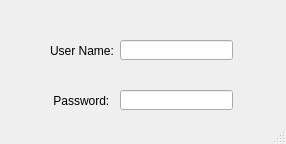
Above: Ui/login.ui from tahyuu/glove_test before the change. Below: the same form after it.
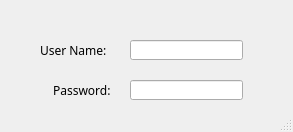
That is the form after the change.

```diff
--- a/Ui/login.ui
+++ b/Ui/login.ui
@@ -6,8 +6,8 @@
    <rect>
     <x>0</x>
     <y>0</y>
-    <width>286</width>
-    <height>144</height>
+    <width>293</width>
+    <height>132</height>
    </rect>
   </property>
   <property name="windowTitle">
@@ -19,12 +19,17 @@
   <widget class="QLabel" name="label">
    <property name="geometry">
     <rect>
-     <x>50</x>
+     <x>40</x>
      <y>40</y>
-     <width>71</width>
+     <width>81</width>
      <height>21</height>
     </rect>
    </property>
+   <property name="font">
+    <font>
+     <family>Arial Black</family>
+    </font>
+   </property>
    <property name="text">
     <string>User Name:</string>
    </property>
@@ -33,11 +38,16 @@
    <property name="geometry">
     <rect>
      <x>50</x>
-     <y>90</y>
+     <y>80</y>
      <width>71</width>
      <height>21</height>
     </rect>
    </property>
+   <property name="font">
+    <font>
+     <family>Arial Black</family>
+    </font>
+   </property>
    <property name="text">
     <string> Password:</string>
    </property>
@@ -45,7 +55,7 @@
   <widget class="QLineEdit" name="lineEdit">
    <property name="geometry">
     <rect>
-     <x>120</x>
+     <x>130</x>
      <y>40</y>
      <width>113</width>
      <height>20</height>
@@ -55,8 +65,8 @@
   <widget class="QLineEdit" name="lineEdit_2">
    <property name="geometry">
     <rect>
-     <x>120</x>
-     <y>90</y>
+     <x>130</x>
+     <y>80</y>
      <width>113</width>
      <height>20</height>
     </rect>
```
